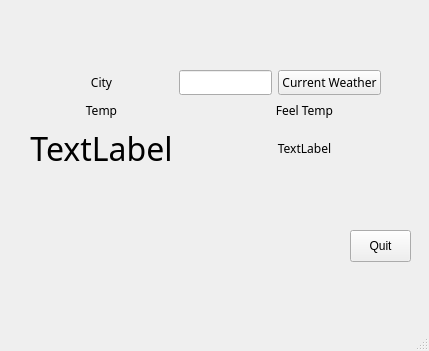
Before: the Qt Designer form PyQT/act_final/openweather/form.ui in JTamarit/Ejercicios_Prog_Avanzada, drawn with Qt 5.
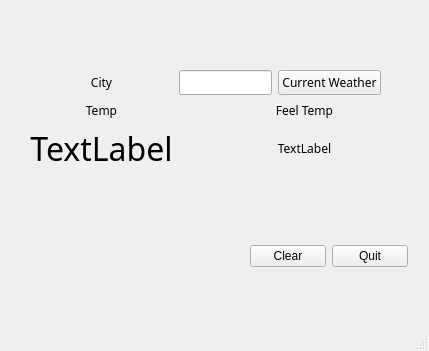
After: the same form once the commit is applied. Icons and pictures are not drawn.

```diff
--- a/PyQT/act_final/openweather/form.ui
+++ b/PyQT/act_final/openweather/form.ui
@@ -14,20 +14,7 @@
    <string>MainWindow</string>
   </property>
   <widget class="QWidget" name="centralwidget">
-   <widget class="QPushButton" name="pushButton_quit">
-    <property name="geometry">
-     <rect>
-      <x>350</x>
-      <y>230</y>
-      <width>61</width>
-      <height>32</height>
-     </rect>
-    </property>
-    <property name="text">
-     <string>Quit</string>
-    </property>
-   </widget>
-   <widget class="QWidget" name="">
+   <widget class="QWidget" name="layoutWidget">
     <property name="geometry">
      <rect>
       <x>30</x>
@@ -157,16 +144,57 @@
      </item>
     </layout>
    </widget>
-  </widget>
-  <widget class="QMenuBar" name="menubar">
-   <property name="geometry">
-    <rect>
-     <x>0</x>
-     <y>0</y>
-     <width>429</width>
-     <height>24</height>
-    </rect>
-   </property>
+   <widget class="QWidget" name="">
+    <property name="geometry">
+     <rect>
+      <x>250</x>
+      <y>240</y>
+      <width>158</width>
+      <height>32</height>
+     </rect>
+    </property>
+    <layout class="QHBoxLayout" name="horizontalLayout">
+     <item>
+      <widget class="QPushButton" name="pushButton_clear">
+       <property name="statusTip">
+        <string>Push for cleanning labels. Shortcut: CTRL + L</string>
+       </property>
+       <property name="text">
+        <string>Clear</string>
+       </property>
+       <property name="shortcut">
+        <string>Meta+L</string>
+       </property>
+      </widget>
+     </item>
+     <item>
+      <spacer name="horizontalSpacer">
+       <property name="orientation">
+        <enum>Qt::Horizontal</enum>
+       </property>
+       <property name="sizeHint" stdset="0">
+        <size>
+         <width>40</width>
+         <height>20</height>
+        </size>
+       </property>
+      </spacer>
+     </item>
+     <item>
+      <widget class="QPushButton" name="pushButton_quit">
+       <property name="statusTip">
+        <string>Quit Application. Shortcut: CTRL + S</string>
+       </property>
+       <property name="text">
+        <string>Quit</string>
+       </property>
+       <property name="shortcut">
+        <string>Meta+S</string>
+       </property>
+      </widget>
+     </item>
+    </layout>
+   </widget>
   </widget>
   <widget class="QStatusBar" name="statusbar"/>
  </widget>
```
Left out of the diff: 22 changed lines with no effect on the pictures.
